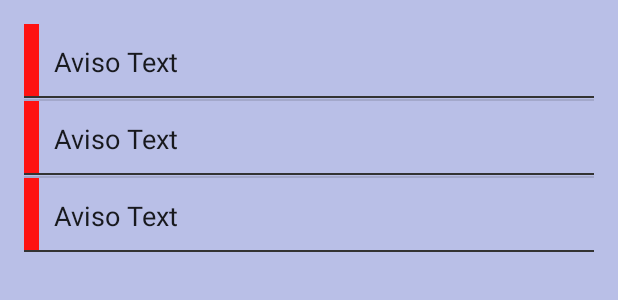
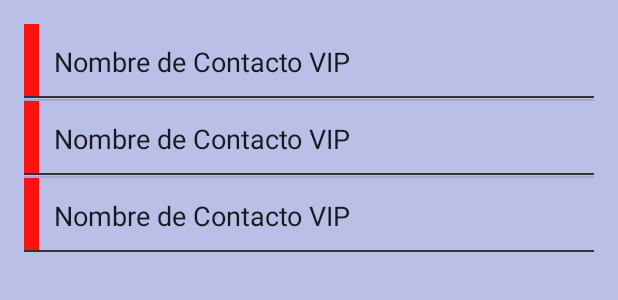
Before and after one commit to cequattro/obras, an Android app: the layout content_main.xml on its own in the app's theme, with its tools: preview values and no code run, on a phone screen of 412 x 824 dp. Shown: the top 300 px of the screen. Run offline under Robolectric (Android 15) with nearby library versions, the phone set to English and light mode, and no system bars.

Commit message:
text update
little label text update

```diff
--- a/AgendaVIP/app/src/main/res/layout/avisos_row.xml
+++ b/AgendaVIP/app/src/main/res/layout/avisos_row.xml
@@ -22,7 +22,7 @@
             android:layout_width="match_parent"
             android:layout_height="50dp"
             android:textAppearance="?android:attr/textAppearanceLarge"
-            android:text="Aviso Text"
+            android:text="Nombre de Contacto VIP"
             android:id="@+id/row_text"
             android:textSize="18sp"
             android:gravity="center_vertical"
```
